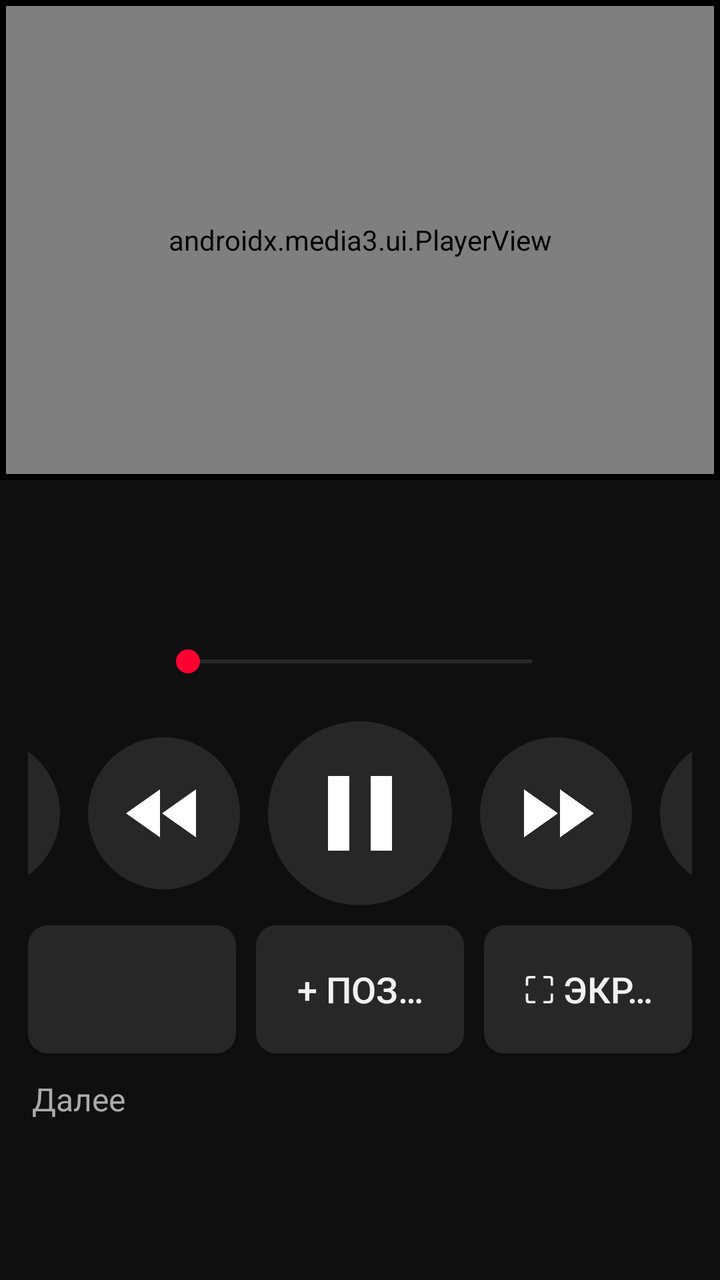
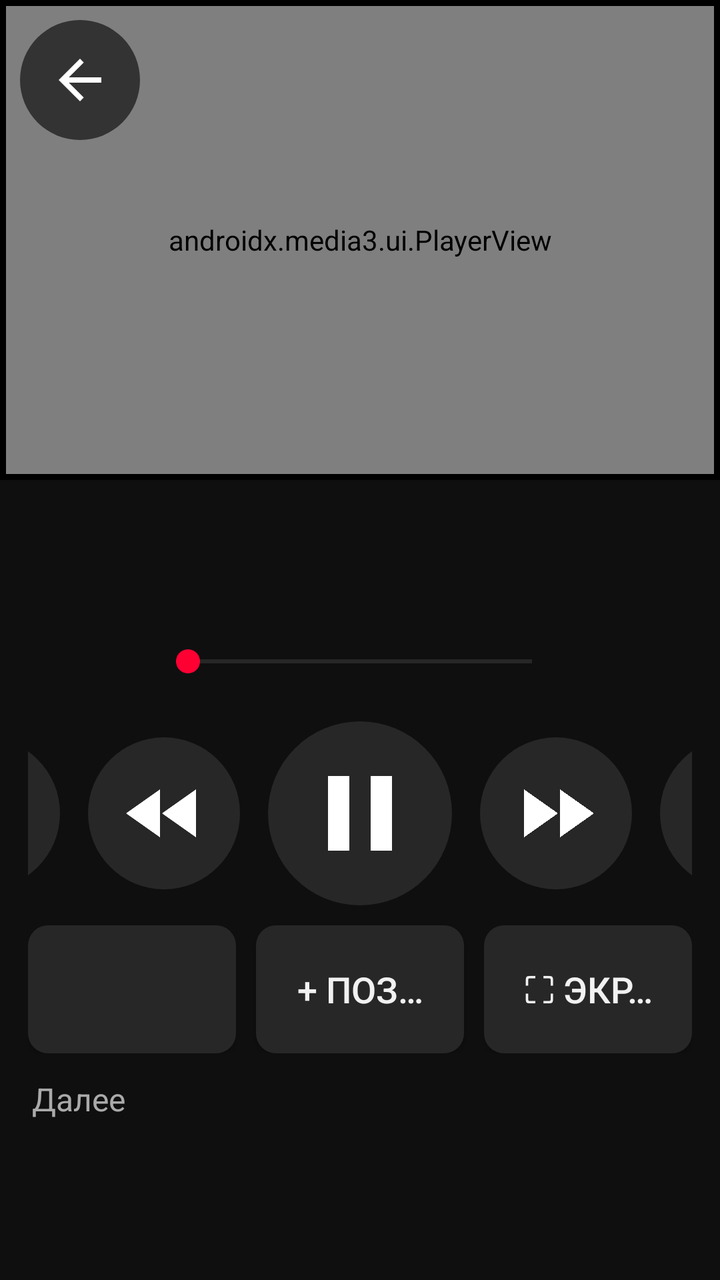

The first picture is an Android layout as it rendered before a commit; the second is the same layout after the commit. The layout source and the unified diff follow.
<!-- AndroidManifest.xml: application theme Theme.A6 -->
<!-- res/layout/activity_player.xml -->
<?xml version="1.0" encoding="utf-8"?>
<LinearLayout xmlns:android="http://schemas.android.com/apk/res/android"
    xmlns:app="http://schemas.android.com/apk/res-auto"
    android:id="@+id/root"
    android:layout_width="match_parent"
    android:layout_height="match_parent"
    android:orientation="vertical">

    <FrameLayout
        android:id="@+id/videoBox"
        android:layout_width="match_parent"
        android:layout_height="240dp"
        android:background="@drawable/bg_video"
        android:clickable="true"
        android:focusable="true"
        android:padding="3dp">

        <androidx.media3.ui.PlayerView
            android:id="@+id/playerView"
            android:layout_width="match_parent"
            android:layout_height="match_parent"
            android:focusable="false"
            app:resize_mode="fit"
            app:shutter_background_color="@android:color/black"
            app:surface_type="surface_view"
            app:use_controller="false" />

        <ProgressBar
            android:id="@+id/loading"
            android:layout_width="72dp"
            android:layout_height="72dp"
            android:layout_gravity="center"
            android:indeterminateTint="@color/accent"
            android:visibility="gone" />

        <TextView
            android:id="@+id/error"
            android:layout_width="match_parent"
            android:layout_height="wrap_content"
            android:layout_gravity="center"
            android:background="#CC000000"
            android:gravity="center"
            android:padding="16dp"
            android:textColor="@color/text"
            android:textSize="18sp"
            android:visibility="gone" />

        <TextView
            android:id="@+id/osd"
            android:layout_width="wrap_content"
            android:layout_height="wrap_content"
            android:layout_gravity="center"
            android:background="@drawable/bg_duration"
            android:padding="12dp"
            android:textColor="@android:color/white"
            android:textSize="26sp"
            android:visibility="gone" />
    </FrameLayout>

    <LinearLayout
        android:id="@+id/panel"
        android:layout_width="match_parent"
        android:layout_height="wrap_content"
        android:orientation="vertical"
        android:paddingStart="14dp"
        android:paddingTop="10dp"
        android:paddingEnd="14dp">

        <TextView
            android:id="@+id/title"
            android:layout_width="match_parent"
            android:layout_height="wrap_content"
            android:ellipsize="end"
            android:maxLines="2"
            android:textColor="@color/text"
            android:textSize="21sp" />

        <TextView
            android:id="@+id/sub"
            android:layout_width="match_parent"
            android:layout_height="wrap_content"
            android:layout_marginTop="2dp"
            android:singleLine="true"
            android:textColor="@color/text2"
            android:textSize="@dimen/text_sub" />

        <LinearLayout
            android:layout_width="match_parent"
            android:layout_height="wrap_content"
            android:layout_marginTop="6dp"
            android:gravity="center_vertical"
            android:orientation="horizontal">

            <TextView
                android:id="@+id/pos"
                android:layout_width="wrap_content"
                android:layout_height="wrap_content"
                android:minWidth="64dp"
                android:textColor="@color/text2"
                android:textSize="16sp" />

            <SeekBar
                android:id="@+id/seek"
                android:layout_width="0dp"
                android:layout_height="48dp"
                android:layout_weight="1"
                android:background="@drawable/bg_item"
                android:focusable="true"
                android:progressBackgroundTint="#55FFFFFF"
                android:progressTint="@color/accent"
                android:thumbTint="@color/accent" />

            <TextView
                android:id="@+id/dur"
                android:layout_width="wrap_content"
                android:layout_height="wrap_content"
                android:gravity="end"
                android:minWidth="64dp"
                android:textColor="@color/text2"
                android:textSize="16sp" />
        </LinearLayout>

        <LinearLayout
            android:layout_width="match_parent"
            android:layout_height="wrap_content"
            android:layout_marginTop="6dp"
            android:gravity="center"
            android:orientation="horizontal">

            <ImageButton
                android:id="@+id/btnPrev"
                style="@style/CtrlBtn"
                android:contentDescription="prev"
                android:src="@drawable/ic_prev" />

            <ImageButton
                android:id="@+id/btnRew"
                style="@style/CtrlBtn"
                android:layout_marginStart="14dp"
                android:contentDescription="rewind"
                android:src="@drawable/ic_rew" />

            <ImageButton
                android:id="@+id/btnPlay"
                style="@style/CtrlBtn"
                android:layout_width="92dp"
                android:layout_height="92dp"
                android:layout_marginStart="14dp"
                android:contentDescription="play"
                android:src="@drawable/ic_pause" />

            <ImageButton
                android:id="@+id/btnFfwd"
                style="@style/CtrlBtn"
                android:layout_marginStart="14dp"
                android:contentDescription="forward"
                android:src="@drawable/ic_ffwd" />

            <ImageButton
                android:id="@+id/btnNext"
                style="@style/CtrlBtn"
                android:layout_marginStart="14dp"
                android:contentDescription="next"
                android:src="@drawable/ic_next" />
        </LinearLayout>

        <LinearLayout
            android:layout_width="match_parent"
            android:layout_height="wrap_content"
            android:layout_marginTop="10dp"
            android:orientation="horizontal">

            <Button
                android:id="@+id/btnQuality"
                style="@style/Btn"
                android:layout_width="0dp"
                android:layout_weight="1" />

            <Button
                android:id="@+id/btnLater"
                style="@style/Btn"
                android:layout_width="0dp"
                android:layout_marginStart="10dp"
                android:layout_weight="1"
                android:text="@string/later_add" />

            <Button
                android:id="@+id/btnFull"
                style="@style/Btn"
                android:layout_width="0dp"
                android:layout_marginStart="10dp"
                android:layout_weight="1"
                android:text="⛶ Экран" />
        </LinearLayout>
    </LinearLayout>

    <TextView
        android:id="@+id/listHeader"
        android:layout_width="match_parent"
        android:layout_height="wrap_content"
        android:paddingStart="16dp"
        android:paddingTop="12dp"
        android:paddingBottom="4dp"
        android:text="@string/up_next"
        android:textColor="@color/text2"
        android:textSize="16sp" />

    <androidx.recyclerview.widget.RecyclerView
        android:id="@+id/list"
        android:layout_width="match_parent"
        android:layout_height="0dp"
        android:layout_weight="1"
        android:clipToPadding="false"
        android:paddingStart="6dp"
        android:paddingEnd="6dp"
        android:paddingBottom="12dp"
        android:scrollbars="vertical" />
</LinearLayout>
<!-- resources referenced by this layout -->
<resources>
  <color name="accent">#FF0033</color>
  <color name="text">#F1F1F1</color>
  <color name="text2">#AAAAAA</color>
  <dimen name="text_sub">15sp</dimen>
  <!-- drawable bg_duration (drawable) -->
  <?xml version="1.0" encoding="utf-8"?>
  <shape xmlns:android="http://schemas.android.com/apk/res/android">
      <solid android:color="#CC000000" /><corners android:radius="4dp" />
  </shape>
  <!-- drawable ic_ffwd (drawable) -->
  <?xml version="1.0" encoding="utf-8"?>
  <vector xmlns:android="http://schemas.android.com/apk/res/android" android:width="24dp" android:height="24dp" android:viewportWidth="24" android:viewportHeight="24">
      <path android:fillColor="#FFFFFFFF" android:pathData="M4,18l8.5,-6L4,6v12zM13,6v12l8.5,-6L13,6z" />
  </vector>
  <!-- drawable ic_next (drawable) -->
  <?xml version="1.0" encoding="utf-8"?>
  <vector xmlns:android="http://schemas.android.com/apk/res/android" android:width="24dp" android:height="24dp" android:viewportWidth="24" android:viewportHeight="24">
      <path android:fillColor="#FFFFFFFF" android:pathData="M6,18l8.5,-6L6,6v12zM16,6v12h2V6h-2z" />
  </vector>
  <!-- drawable ic_pause (drawable) -->
  <?xml version="1.0" encoding="utf-8"?>
  <vector xmlns:android="http://schemas.android.com/apk/res/android" android:width="24dp" android:height="24dp" android:viewportWidth="24" android:viewportHeight="24">
      <path android:fillColor="#FFFFFFFF" android:pathData="M6,19h4V5H6v14zM14,5v14h4V5h-4z" />
  </vector>
  <!-- drawable ic_prev (drawable) -->
  <?xml version="1.0" encoding="utf-8"?>
  <vector xmlns:android="http://schemas.android.com/apk/res/android" android:width="24dp" android:height="24dp" android:viewportWidth="24" android:viewportHeight="24">
      <path android:fillColor="#FFFFFFFF" android:pathData="M6,6h2v12H6zM9.5,12l8.5,6V6z" />
  </vector>
  <!-- drawable ic_rew (drawable) -->
  <?xml version="1.0" encoding="utf-8"?>
  <vector xmlns:android="http://schemas.android.com/apk/res/android" android:width="24dp" android:height="24dp" android:viewportWidth="24" android:viewportHeight="24">
      <path android:fillColor="#FFFFFFFF" android:pathData="M11,18V6l-8.5,6 8.5,6zM11.5,12l8.5,6V6l-8.5,6z" />
  </vector>
  <string name="later_add">+ Позже</string>
  <string name="up_next">Далее</string>
  <color name="focus_bg">#33FFD600</color>
  <color name="focus">#FFD600</color>
  <dimen name="btn_h">64dp</dimen>
  <dimen name="ctrl">76dp</dimen>
  <color name="bg">#0F0F0F</color>
  <color name="surface">#1C1C1C</color>
  <style name="Dialog.A6" parent="android:Theme.Material.Dialog.Alert">
          <item name="android:colorAccent">@color/focus</item>
          <item name="android:textSize">20sp</item>
          <item name="android:windowBackground">@color/surface</item>
      </style>
  <color name="surface2">#272727</color>
  <!-- unchanged entries left out for length: 7 -->
</resources>

<!-- the commit's change to res/layout/activity_player.xml (unified diff, before → after) -->
@@ -7,9 +7,14 @@
     android:orientation="vertical">
 
     <FrameLayout
+        android:id="@+id/videoWrap"
+        android:layout_width="match_parent"
+        android:layout_height="240dp">
+
+    <FrameLayout
         android:id="@+id/videoBox"
         android:layout_width="match_parent"
-        android:layout_height="240dp"
+        android:layout_height="match_parent"
         android:background="@drawable/bg_video"
         android:clickable="true"
         android:focusable="true"
@@ -55,6 +60,19 @@
             android:textColor="@android:color/white"
             android:textSize="26sp"
             android:visibility="gone" />
+    </FrameLayout>
+
+        <ImageButton
+            android:id="@+id/btnBack"
+            style="@style/CtrlBtn"
+            android:layout_width="60dp"
+            android:layout_height="60dp"
+            android:layout_gravity="top|start"
+            android:layout_margin="10dp"
+            android:background="@drawable/bg_ctrl_overlay"
+            android:contentDescription="Назад"
+            android:padding="14dp"
+            android:src="@drawable/ic_back" />
     </FrameLayout>
 
     <LinearLayout
<!-- resource entries referenced after the edit -->
@@ -4,11 +4,29 @@
   <color name="text">#F1F1F1</color>
   <color name="text2">#AAAAAA</color>
   <dimen name="text_sub">15sp</dimen>
+  <!-- drawable bg_ctrl_overlay (drawable) -->
+  <?xml version="1.0" encoding="utf-8"?>
+  <selector xmlns:android="http://schemas.android.com/apk/res/android">
+      <item android:state_focused="true">
+          <shape android:shape="oval"><solid android:color="#CC000000" /><stroke android:width="3dp" android:color="@color/focus" /></shape>
+      </item>
+      <item android:state_pressed="true">
+          <shape android:shape="oval"><solid android:color="#EE333333" /></shape>
+      </item>
+      <item>
+          <shape android:shape="oval"><solid android:color="#99000000" /></shape>
+      </item>
+  </selector>
   <!-- drawable bg_duration (drawable) -->
   <?xml version="1.0" encoding="utf-8"?>
   <shape xmlns:android="http://schemas.android.com/apk/res/android">
       <solid android:color="#CC000000" /><corners android:radius="4dp" />
   </shape>
+  <!-- drawable ic_back (drawable) -->
+  <?xml version="1.0" encoding="utf-8"?>
+  <vector xmlns:android="http://schemas.android.com/apk/res/android" android:width="24dp" android:height="24dp" android:viewportWidth="24" android:viewportHeight="24" android:autoMirrored="true">
+      <path android:fillColor="#FFFFFFFF" android:pathData="M20,11H7.83l5.59,-5.59L12,4l-8,8 8,8 1.41,-1.41L7.83,13H20v-2z" />
+  </vector>
   <!-- drawable ic_ffwd (drawable) -->
   <?xml version="1.0" encoding="utf-8"?>
   <vector xmlns:android="http://schemas.android.com/apk/res/android" android:width="24dp" android:height="24dp" android:viewportWidth="24" android:viewportHeight="24">
